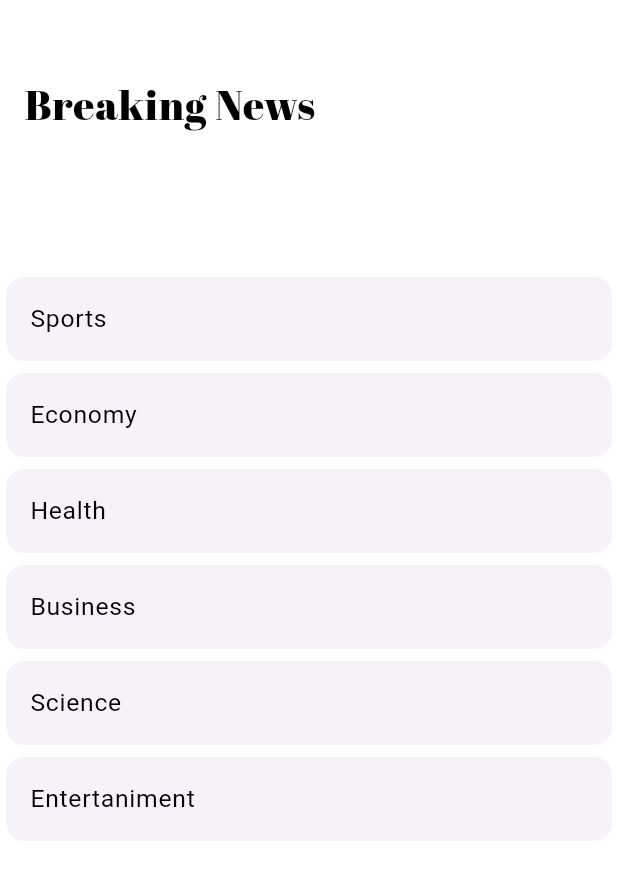
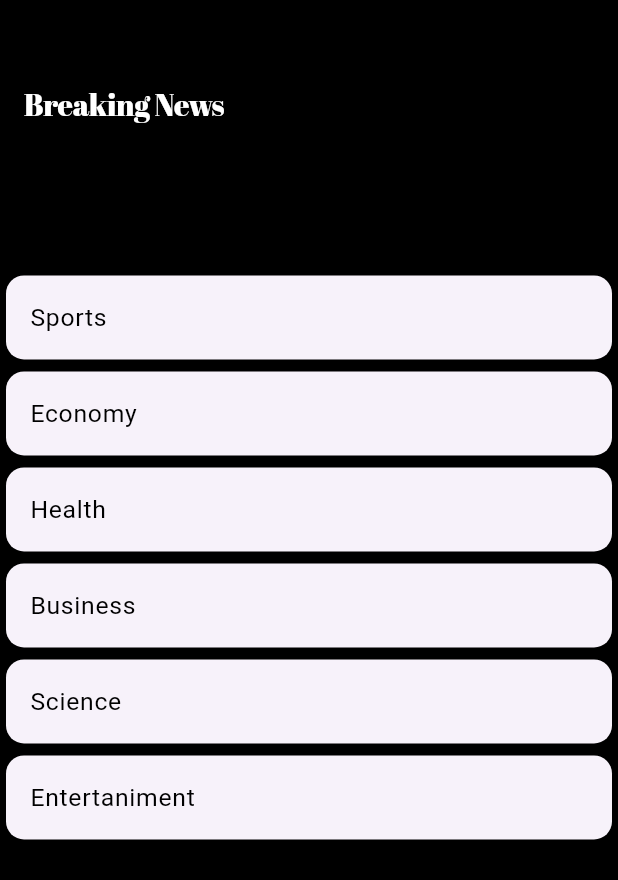
Before and after one commit to MohmaedSobhy/News-APP, a Flutter app: the DrawerView widget shown alone on an empty page, opened directly, on a phone screen of 412 x 824 dp. Shown: the top 880 px of the screen. Run offline on Flutter 3.47's test engine with Material 3 defaults, Android fonts, the phone set to English and light mode, and no system bars; our stand-ins replace bloc, cached_network_image, carousel_slider, dartz, dio, flutter_bloc and 3 more; network calls fail.

Commit message:
add theme styles light and dart and add folder cubit

```diff
--- a/lib/Feature/home/presentation/views/drawer_view.dart
+++ b/lib/Feature/home/presentation/views/drawer_view.dart
@@ -16,10 +16,7 @@ class DrawerView extends StatelessWidget {
         ListTile(
           title: Text(
             AppString.appName,
-            style: GoogleFonts.abrilFatface().copyWith(
-              fontSize: 20.sp,
-              color: Colors.black,
-            ),
+            style: Theme.of(context).textTheme.displayLarge,
           ),
         ),
         SizedBox(
--- /dev/null
+++ b/lib/core/theme/app_theme.dart
@@ -0,0 +1,41 @@
+import 'package:flutter/material.dart';
+import 'package:google_fonts/google_fonts.dart';
+
+abstract class AppTheme {
+  static ThemeData ligthTheme = ThemeData(
+    scaffoldBackgroundColor: Colors.white,
+    textTheme: GoogleFonts.poppinsTextTheme().copyWith(
+      displayLarge: GoogleFonts.abrilFatface().copyWith(
+        color: Colors.black,
+      ),
+    ),
+    appBarTheme: const AppBarTheme(
+      elevation: 0.0,
+      backgroundColor: Colors.white,
+      centerTitle: true,
+      iconTheme: IconThemeData(
+        color: Colors.black,
+      ),
+    ),
+  );
+  static ThemeData dartTheme = ThemeData(
+    scaffoldBackgroundColor: Colors.black,
+    drawerTheme: const DrawerThemeData(
+      backgroundColor: Colors.black,
+    ),
+    textTheme: GoogleFonts.poppinsTextTheme().copyWith(
+      displayLarge: GoogleFonts.abrilFatface().copyWith(
+        color: Colors.white,
+        fontSize: 20,
+      ),
+    ),
+    appBarTheme: const AppBarTheme(
+      elevation: 0.0,
+      backgroundColor: Colors.black,
+      centerTitle: true,
+      iconTheme: IconThemeData(
+        color: Colors.white,
+      ),
+    ),
+  );
+}
--- /dev/null
+++ b/lib/core/theme/cubit/theme_app_state.dart
@@ -0,0 +1,6 @@
+part of 'theme_app_cubit.dart';
+
+@immutable
+sealed class ThemeAppState {}
+
+final class ThemeAppInitial extends ThemeAppState {}
```
Also changed, not shown: lib/Feature/home/presentation/views/custome_title_app_bar.dart (+1 -6 lines), lib/Feature/home/presentation/widgets/populer_news_item.dart (+5 -4 lines), lib/core/theme/cubit/theme_app_cubit.dart (added, +8 -0 lines), lib/news_app.dart (+2 -14 lines).
